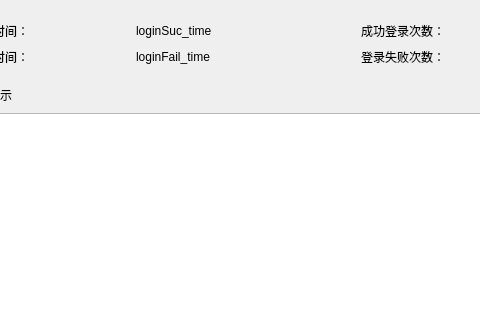
Old version of the form src/mainwindow.ui in the repository 2013timlee/PasswordBook; both pictures show x 90 to 570 and y 0 to 320 of the 885 by 503 pixel window.
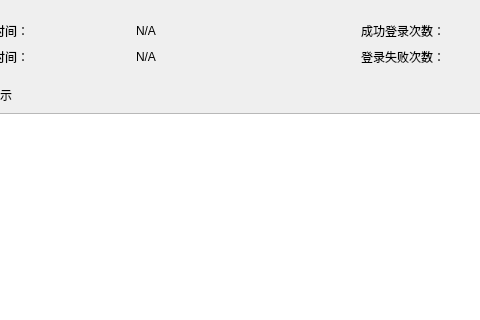
New version of the form.

Patch:
```diff
--- a/src/mainwindow.ui
+++ b/src/mainwindow.ui
@@ -45,7 +45,7 @@
         <item>
          <widget class="QLabel" name="loginSuc_time">
           <property name="text">
-           <string>loginSuc_time</string>
+           <string>N/A</string>
           </property>
          </widget>
         </item>
@@ -117,7 +117,7 @@
         <item>
          <widget class="QLabel" name="loginFail_time">
           <property name="text">
-           <string>loginFail_time</string>
+           <string>N/A</string>
           </property>
          </widget>
         </item>
```
